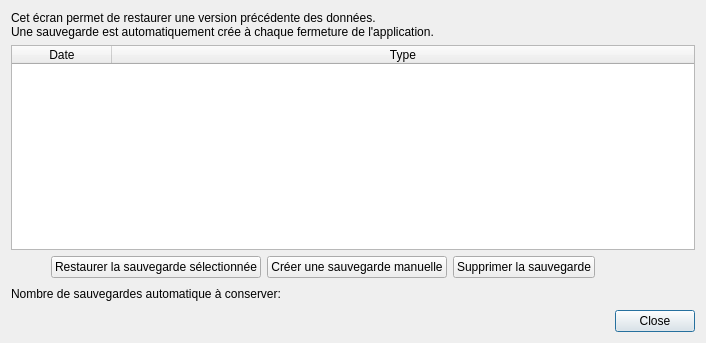
Old version of the form src/ui/dialogs/database_history.ui in the repository seigneurfuo/MyAnimeManager3.
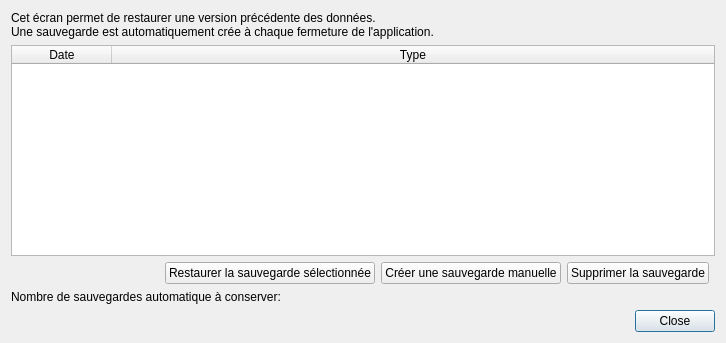
New version of the form. Icons and pictures are not drawn.

Commit message: Corrections graphiques dans l'affichage des sauvegardes des profiles.

```diff
--- a/src/ui/dialogs/database_history.ui
+++ b/src/ui/dialogs/database_history.ui
@@ -9,7 +9,7 @@
    <rect>
     <x>0</x>
     <y>0</y>
-    <width>706</width>
+    <width>726</width>
     <height>343</height>
    </rect>
   </property>
@@ -38,7 +38,7 @@
       <bool>true</bool>
      </attribute>
      <attribute name="verticalHeaderDefaultSectionSize">
-      <number>20</number>
+      <number>30</number>
      </attribute>
      <column>
       <property name="text">
@@ -52,19 +52,6 @@
      </column>
     </widget>
    </item>
-   <item row="4" column="1">
-    <spacer name="horizontalSpacer_2">
-     <property name="orientation">
-      <enum>Qt::Horizontal</enum>
-     </property>
-     <property name="sizeHint" stdset="0">
-      <size>
-       <width>40</width>
-       <height>20</height>
-      </size>
-     </property>
-    </spacer>
-   </item>
    <item row="7" column="0" colspan="2">
     <widget class="QDialogButtonBox" name="buttonBox">
      <property name="orientation">
```
Left out of the diff: 16 changed lines with no effect on the pictures.
